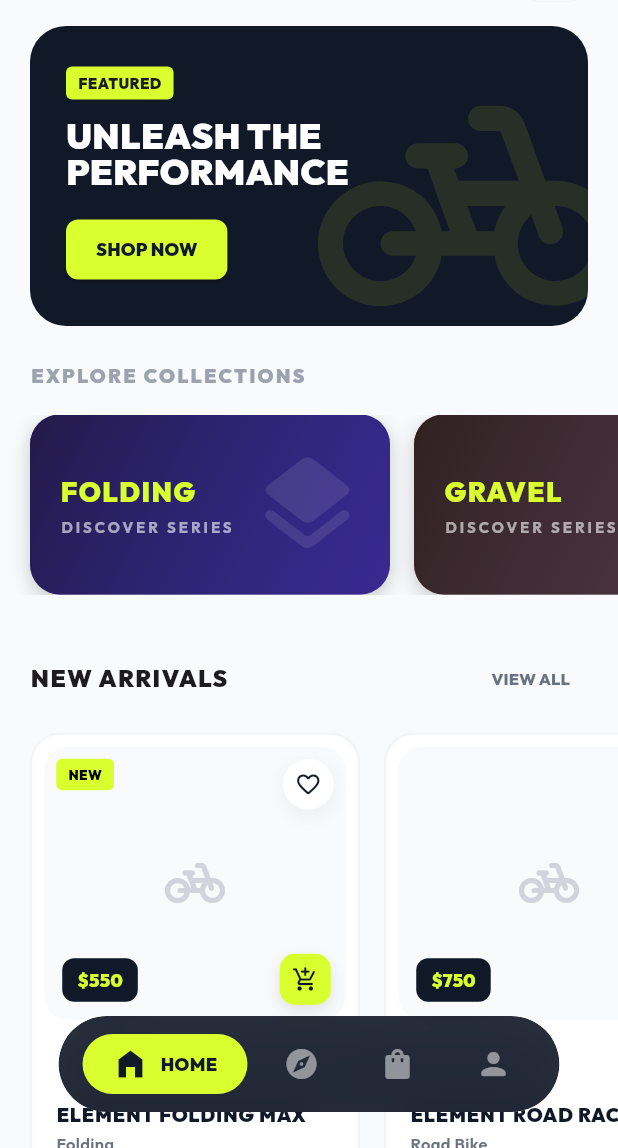
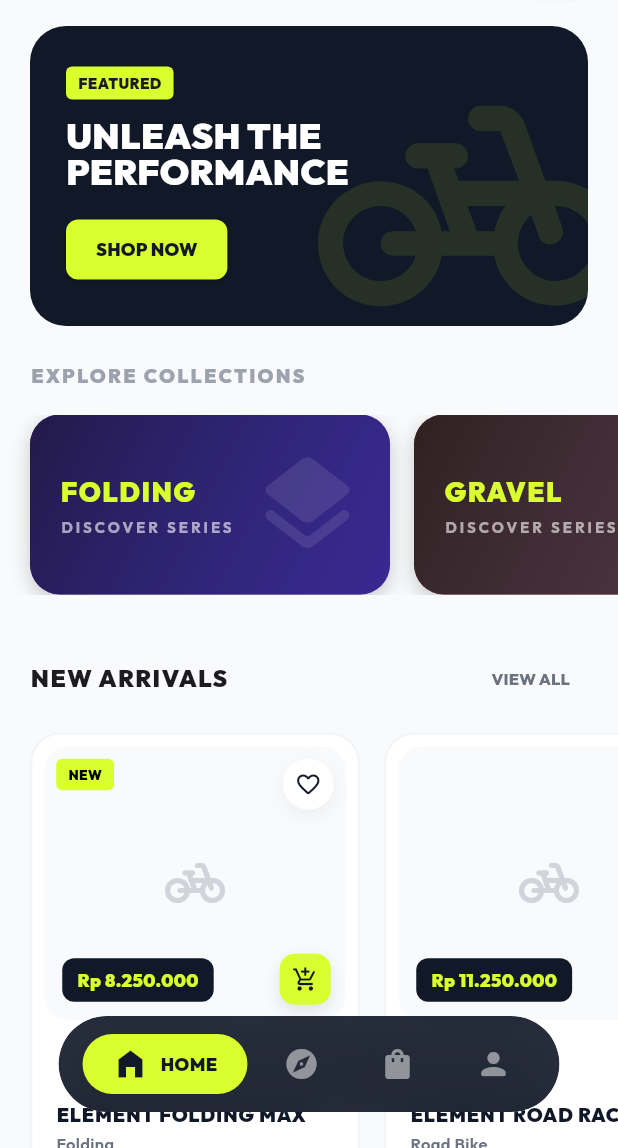
Before and after one commit to imismaindra/flutter_uts, a Flutter app: the screen it shows after launch, on a phone screen of 412 x 824 dp, the part 88-1236 px from its top. Run offline on Flutter 3.47's test engine with Material 3 defaults, Android fonts, the phone set to English and light mode, and no system bars; our stand-ins replace google_fonts, sqflite, sqflite_common_ffi; accounts and stored records are empty; network calls fail.

Commit message:
feat: implement local database storage, product models, state management, and UI screens with currency formatting support

```diff
--- a/lib/database/database_helper.dart
+++ b/lib/database/database_helper.dart
@@ -176,7 +176,7 @@ class DatabaseHelper {
     {
       'name': 'Element AeroMax CF Pro',
       'category': 'Road Bike',
-      'price': 1250.0,
+      'price': 18750000.0,
       'image': 'https://images.unsplash.com/photo-1485965120184-e220f721d03e?auto=format&fit=crop&w=800&q=80',
       'description': 'Sepeda road bike karbon performa tinggi yang dirancang untuk kecepatan dan kenyamanan jarak jauh. Dilengkapi dengan grupset Shimano Ultegra dan roda aero karbon.',
       'rating': 4.9,
@@ -185,7 +185,7 @@ class DatabaseHelper {
     {
       'name': 'Element Mountain 2.0',
       'category': 'MTB',
-      'price': 850.0,
+      'price': 12750000.0,
       'image': 'https://images.unsplash.com/photo-1576435728678-68d0fbf94e91?auto=format&fit=crop&w=800&q=80',
       'description': 'Sepeda gunung hardtail dengan suspensi udara 120mm, drivetrain 1x12 speed, dan ban tubeless-ready untuk menaklukkan medan off-road yang menantang.',
       'rating': 4.7,
@@ -194,7 +194,7 @@ class DatabaseHelper {
     {
       'name': 'Element Pikes Gen 2',
       'category': 'Folding',
-      'price': 450.0,
+      'price': 6750000.0,
       'image': 'https://images.unsplash.com/photo-1559348349-86f1f65817fe?auto=format&fit=crop&w=800&q=80',
       'description': 'Sepeda lipat ringkas yang sempurna untuk komuting perkotaan. Mudah dilipat dan dibawa ke transportasi umum atau disimpan di bawah meja kantor.',
       'rating': 4.8,
@@ -203,7 +203,7 @@ class DatabaseHelper {
     {
       'name': 'Element Gravel X',
       'category': 'Gravel',
-      'price': 950.0,
+      'price': 14250000.0,
       'image': 'https://images.unsplash.com/photo-1541625602330-2277a1cd1f88?auto=format&fit=crop&w=800&q=80',
       'description': 'Kombinasi antara road bike dan MTB, Gravel X siap menemani petualangan Anda di segala medan, mulai dari aspal mulus hingga jalan berkerikil.',
       'rating': 4.6,
@@ -212,7 +212,7 @@ class DatabaseHelper {
     {
       'name': 'Element Road Racer',
       'category': 'Road Bike',
-      'price': 750.0,
+      'price': 11250000.0,
       'image': 'https://images.unsplash.com/photo-1532298229144-0ee0511810dd?auto=format&fit=crop&w=800&q=80',
       'description': 'Road bike entry-level yang gesit dan responsif. Cocok untuk pemula yang ingin memulai hobi bersepeda balap.',
       'rating': 4.5,
@@ -221,7 +221,7 @@ class DatabaseHelper {
     {
       'name': 'Element Folding Max',
       'category': 'Folding',
-      'price': 550.0,
+      'price': 8250000.0,
       'image': 'https://images.unsplash.com/photo-1558981403-c5f9899a28bc?auto=format&fit=crop&w=800&q=80',
       'description': 'Sepeda lipat dengan roda 20 inci untuk stabilitas lebih baik namun tetap mudah disimpan.',
       'rating': 4.7,
--- a/lib/models/product.dart
+++ b/lib/models/product.dart
@@ -1,3 +1,5 @@
+import '../utils/currency_formatter.dart';
+
 class Product {
   final int? id;
   final String name;
@@ -62,11 +64,5 @@ class Product {
         isNew: isNew ?? this.isNew,
       );
 
-  String get formattedPrice {
-    if (price >= 1000) {
-      final k = price / 1000;
-      return '\$${k % 1 == 0 ? k.toInt() : k.toStringAsFixed(1)}K';
-    }
-    return '\$${price.toStringAsFixed(0)}';
-  }
+  String get formattedPrice => CurrencyFormatter.formatIDR(price);
 }
--- a/lib/providers/product_provider.dart
+++ b/lib/providers/product_provider.dart
@@ -8,7 +8,7 @@ class ProductProvider with ChangeNotifier {
   String _selectedCategory = 'All';
   String _sortBy = 'Newest';
   double _minPrice = 0;
-  double _maxPrice = 10000;
+  double _maxPrice = 50000000;
   bool _isLoading = false;
   String? _error;
 
@@ -111,7 +111,7 @@ class ProductProvider with ChangeNotifier {
     _selectedCategory = 'All';
     _sortBy = 'Newest';
     _minPrice = 0;
-    _maxPrice = 10000;
+    _maxPrice = 50000000;
     notifyListeners();
   }
 
--- a/lib/screens/cart_screen.dart
+++ b/lib/screens/cart_screen.dart
@@ -2,6 +2,7 @@ import 'package:flutter/material.dart';
 import 'package:google_fonts/google_fonts.dart';
 import 'package:provider/provider.dart';
 import '../providers/cart_provider.dart';
+import '../utils/currency_formatter.dart';
 
 class CartScreen extends StatelessWidget {
   const CartScreen({super.key});
@@ -218,7 +219,7 @@ class CartScreen extends StatelessWidget {
                   ),
                   const SizedBox(height: 4),
                   Text(
-                    '\$${total.toStringAsFixed(2)}',
+                    CurrencyFormatter.formatIDR(total),
                     style: GoogleFonts.outfit(
                       color: const Color(0xFFD9FF2E),
                       fontWeight: FontWeight.w900,
--- /dev/null
+++ b/lib/utils/currency_formatter.dart
@@ -0,0 +1,11 @@
+import 'package:intl/intl.dart';
+
+class CurrencyFormatter {
+  static String formatIDR(double amount) {
+    return NumberFormat.currency(
+      locale: 'id_ID',
+      symbol: 'Rp ',
+      decimalDigits: 0,
+    ).format(amount);
+  }
+}
--- a/pubspec.yaml
+++ b/pubspec.yaml
@@ -40,6 +40,7 @@ dependencies:
   # The following adds the Cupertino Icons font to your application.
   # Use with the CupertinoIcons class for iOS style icons.
   cupertino_icons: ^1.0.8
+  intl: ^0.20.2
 
 dev_dependencies:
   flutter_test:
```
Also changed, not shown: lib/screens/home_screen.dart (+5 -4 lines), pubspec.lock.
